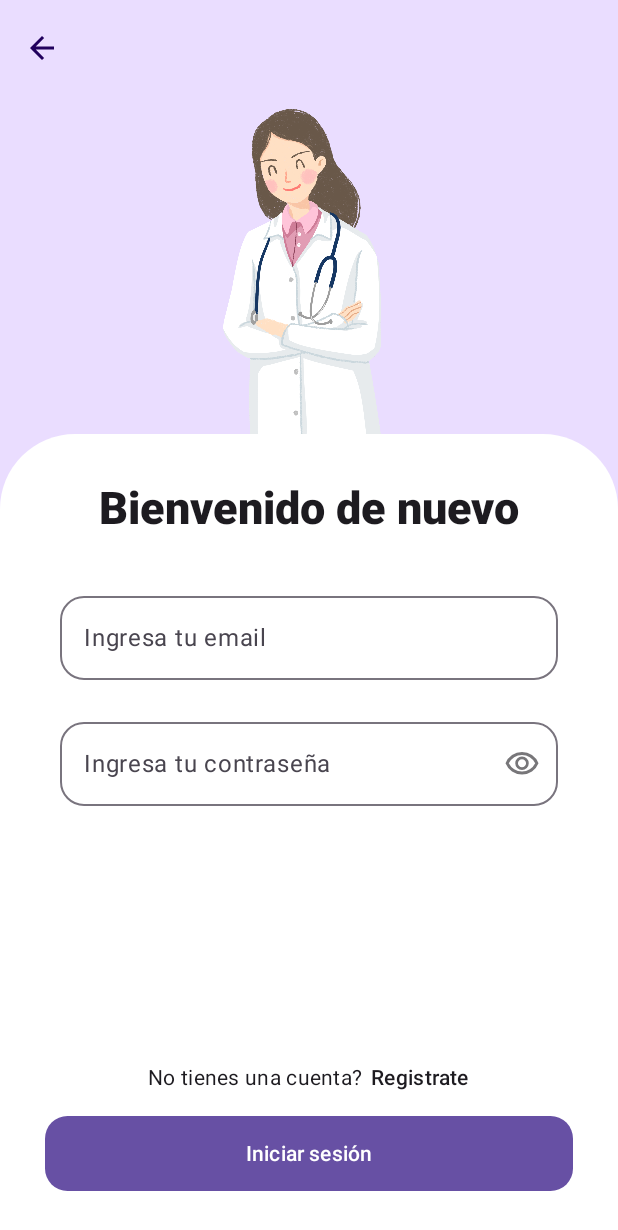
After one commit to JuanDsm04/DirectHealth, an Android app built with Jetpack Compose: the composable LoginScreen shown on its own in the app's theme, on a phone screen of 412 x 824 dp. The commit adds this screen. Shown: the top 1230 px of the screen. Run offline under Robolectric (Android 15) with nearby library versions, the phone set to English and light mode, and no system bars.

Commit message:
Pantalla de login añadida

```diff
--- /dev/null
+++ b/app/src/main/java/com/uvg/directhealth/login/LoginScreen.kt
@@ -0,0 +1,196 @@
+package com.uvg.directhealth.login
+
+import androidx.compose.foundation.Image
+import androidx.compose.foundation.background
+import androidx.compose.foundation.clickable
+import androidx.compose.foundation.layout.Arrangement
+import androidx.compose.foundation.layout.Box
+import androidx.compose.foundation.layout.Column
+import androidx.compose.foundation.layout.Row
+import androidx.compose.foundation.layout.Spacer
+import androidx.compose.foundation.layout.fillMaxSize
+import androidx.compose.foundation.layout.fillMaxWidth
+import androidx.compose.foundation.layout.height
+import androidx.compose.foundation.layout.padding
+import androidx.compose.foundation.layout.size
+import androidx.compose.foundation.layout.width
+import androidx.compose.foundation.shape.RoundedCornerShape
+import androidx.compose.foundation.text.KeyboardOptions
+import androidx.compose.material.icons.Icons
+import androidx.compose.material.icons.filled.ArrowBack
+import androidx.compose.material3.ExperimentalMaterial3Api
+import androidx.compose.material3.Icon
+import androidx.compose.material3.IconButton
+import androidx.compose.material3.MaterialTheme
+import androidx.compose.material3.OutlinedTextField
+import androidx.compose.material3.Surface
+import androidx.compose.material3.Text
+import androidx.compose.material3.TextButton
+import androidx.compose.material3.TopAppBar
+import androidx.compose.material3.TopAppBarDefaults
+import androidx.compose.runtime.Composable
+import androidx.compose.runtime.getValue
+import androidx.compose.runtime.mutableStateOf
+import androidx.compose.runtime.remember
+import androidx.compose.runtime.setValue
+import androidx.compose.ui.Alignment
+import androidx.compose.ui.Modifier
+import androidx.compose.ui.draw.clip
+import androidx.compose.ui.res.painterResource
+import androidx.compose.ui.res.stringResource
+import androidx.compose.ui.text.font.FontWeight
+import androidx.compose.ui.text.input.KeyboardType
+import androidx.compose.ui.text.input.PasswordVisualTransformation
+import androidx.compose.ui.text.input.VisualTransformation
+import androidx.compose.ui.text.style.TextAlign
+import androidx.compose.ui.tooling.preview.Preview
+import androidx.compose.ui.unit.dp
+import androidx.compose.ui.unit.sp
+import com.uvg.directhealth.R
+import com.uvg.directhealth.ui.theme.DirectHealthTheme
+
+@OptIn(ExperimentalMaterial3Api::class)
+@Composable
+fun LoginScreen(){
+    var text1 by remember { mutableStateOf("") }
+    var text2 by remember { mutableStateOf("") }
+    var passwordVisible by remember { mutableStateOf(false) }
+
+    Column (
+        modifier = Modifier
+            .fillMaxSize()
+            .background(MaterialTheme.colorScheme.primaryContainer)
+    ){
+        TopAppBar(
+            title = {},
+            navigationIcon = {
+                IconButton({}) {
+                    Icon(
+                        Icons.Default.ArrowBack,
+                        contentDescription = "Back"
+                    )
+                }
+            },
+            colors = TopAppBarDefaults.topAppBarColors(
+                containerColor = MaterialTheme.colorScheme.primaryContainer,
+                navigationIconContentColor = MaterialTheme.colorScheme.onPrimaryContainer,
+            )
+        )
+
+        Image(
+            painter = painterResource(id = R.drawable.login),
+            contentDescription = "Welcome Image",
+            modifier = Modifier
+                .align(Alignment.CenterHorizontally)
+                .size(225.dp)
+        )
+
+        Box (
+            modifier = Modifier
+                .clip(RoundedCornerShape(topStart = 50.dp, topEnd = 50.dp))
+                .background(MaterialTheme.colorScheme.onPrimary)
+                .fillMaxSize()
+                .padding(30.dp)
+        ){
+            Column (
+                modifier = Modifier,
+                Arrangement.Center,
+                Alignment.CenterHorizontally,
+            ){
+                Text(
+                    text = stringResource(id = R.string.login_title),
+                    style = MaterialTheme.typography.titleLarge.copy(
+                        fontWeight = FontWeight.ExtraBold,
+                        fontSize = 30.sp,
+                        lineHeight = 40.sp,
+                        textAlign = TextAlign.Center
+                    )
+                )
+
+                Spacer(modifier = Modifier.height(20.dp))
+
+                OutlinedTextField(
+                    value = text1,
+                    onValueChange = { text1 = it },
+                    label = {
+                        Text(text = stringResource(id = R.string.login_text_field1))
+                    },
+                    modifier = Modifier
+                        .fillMaxWidth()
+                        .padding(10.dp),
+                    shape = RoundedCornerShape(16.dp),
+                    singleLine = true
+                )
+
+                OutlinedTextField(
+                    value = text2,
+                    onValueChange = { text2 = it },
+                    label = {
+                        Text(text = stringResource(id = R.string.login_text_field2))
+                    },
+                    modifier = Modifier
+                        .fillMaxWidth()
+                        .padding(10.dp),
+                    shape = RoundedCornerShape(16.dp),
+                    singleLine = true,
+                    visualTransformation = if (passwordVisible) VisualTransformation.None else PasswordVisualTransformation(),
+                    trailingIcon = {
+                        val imageResource = if (passwordVisible) R.drawable.visibility_off else R.drawable.visibility
+
+                        IconButton(onClick = { passwordVisible = !passwordVisible }) {
+                            Icon(painter = painterResource(id = imageResource), contentDescription = null, tint = MaterialTheme.colorScheme.onSurface.copy(alpha = 0.6f))
+                        }
+                    },
+                    keyboardOptions = KeyboardOptions(keyboardType = KeyboardType.Password)
+                )
+
+                Spacer(modifier = Modifier.weight(1f))
+
+                Row {
+                    Text(
+                        text = stringResource(id = R.string.login_text1),
+                        style = MaterialTheme.typography.bodyMedium.copy(
+                            fontSize = 14.sp,
+                        )
+                    )
+                    Spacer(modifier = Modifier.width(5.dp))
+                    Text(text = stringResource(id = R.string.login_text2),
+                        style = MaterialTheme.typography.bodyMedium.copy(
+                            fontSize = 14.sp,
+                            fontWeight = FontWeight.SemiBold
+                        ),
+                        modifier = Modifier.clickable { }
+                    )
+                }
+
+                Spacer(modifier = Modifier.height(15.dp))
+
+                TextButton(
+                    onClick = {  },
+                    modifier = Modifier
+                        .fillMaxWidth()
+                        .clip(RoundedCornerShape(15.dp))
+                        .background(MaterialTheme.colorScheme.primary)
+                        .height(50.dp)
+                ) {
+                    Text(
+                        text = stringResource(id = R.string.login_button),
+                        style = MaterialTheme.typography.labelLarge.copy(
+                            color = MaterialTheme.colorScheme.onPrimary,
+                        )
+                    )
+                }
+            }
+        }
+    }
+}
+
+@Preview(showBackground = true)
+@Composable
+private fun PreviewLoginScreen() {
+    DirectHealthTheme {
+        Surface {
+            LoginScreen()
+        }
+    }
+}
--- /dev/null
+++ b/app/src/main/res/drawable/visibility.xml
@@ -0,0 +1,9 @@
+<vector xmlns:android="http://schemas.android.com/apk/res/android"
+    android:width="24dp"
+    android:height="24dp"
+    android:viewportWidth="960"
+    android:viewportHeight="960">
+  <path
+      android:pathData="M480,640q75,0 127.5,-52.5T660,460q0,-75 -52.5,-127.5T480,280q-75,0 -127.5,52.5T300,460q0,75 52.5,127.5T480,640ZM480,568q-45,0 -76.5,-31.5T372,460q0,-45 31.5,-76.5T480,352q45,0 76.5,31.5T588,460q0,45 -31.5,76.5T480,568ZM480,760q-146,0 -266,-81.5T40,460q54,-137 174,-218.5T480,160q146,0 266,81.5T920,460q-54,137 -174,218.5T480,760ZM480,460ZM480,680q113,0 207.5,-59.5T832,460q-50,-101 -144.5,-160.5T480,240q-113,0 -207.5,59.5T128,460q50,101 144.5,160.5T480,680Z"
+      android:fillColor="#e8eaed"/>
+</vector>
--- /dev/null
+++ b/app/src/main/res/drawable/visibility_off.xml
@@ -0,0 +1,9 @@
+<vector xmlns:android="http://schemas.android.com/apk/res/android"
+    android:width="24dp"
+    android:height="24dp"
+    android:viewportWidth="960"
+    android:viewportHeight="960">
+  <path
+      android:pathData="m644,532 l-58,-58q9,-47 -27,-88t-93,-32l-58,-58q17,-8 34.5,-12t37.5,-4q75,0 127.5,52.5T660,460q0,20 -4,37.5T644,532ZM772,658 L714,602q38,-29 67.5,-63.5T832,460q-50,-101 -143.5,-160.5T480,240q-29,0 -57,4t-55,12l-62,-62q41,-17 84,-25.5t90,-8.5q151,0 269,83.5T920,460q-23,59 -60.5,109.5T772,658ZM792,904L624,738q-35,11 -70.5,16.5T480,760q-151,0 -269,-83.5T40,460q21,-53 53,-98.5t73,-81.5L56,168l56,-56 736,736 -56,56ZM222,336q-29,26 -53,57t-41,67q50,101 143.5,160.5T480,680q20,0 39,-2.5t39,-5.5l-36,-38q-11,3 -21,4.5t-21,1.5q-75,0 -127.5,-52.5T300,460q0,-11 1.5,-21t4.5,-21l-84,-82ZM541,429ZM390,504Z"
+      android:fillColor="#e8eaed"/>
+</vector>
--- a/app/src/main/res/values/strings.xml
+++ b/app/src/main/res/values/strings.xml
@@ -12,4 +12,10 @@
     <string name="register_text3">Si deseas gestionar tus citas y recetarle medicamentos a tus pacientes:</string>
     <string name="register_patient_button">Registrarme como paciente</string>
     <string name="register_doctor_button">Registrarme como médico</string>
+
+    <string name="login_title">Bienvenido de nuevo</string>
+    <string name="login_text_field1">Ingresa tu email</string>
+    <string name="login_text_field2">Ingresa tu contraseña</string>
+    <string name="login_text1">No tienes una cuenta?</string>
+    <string name="login_text2"> Registrate</string>
 </resources>
```
Also changed, not shown: app/src/main/res/drawable/login.png (added), 478 other files.
